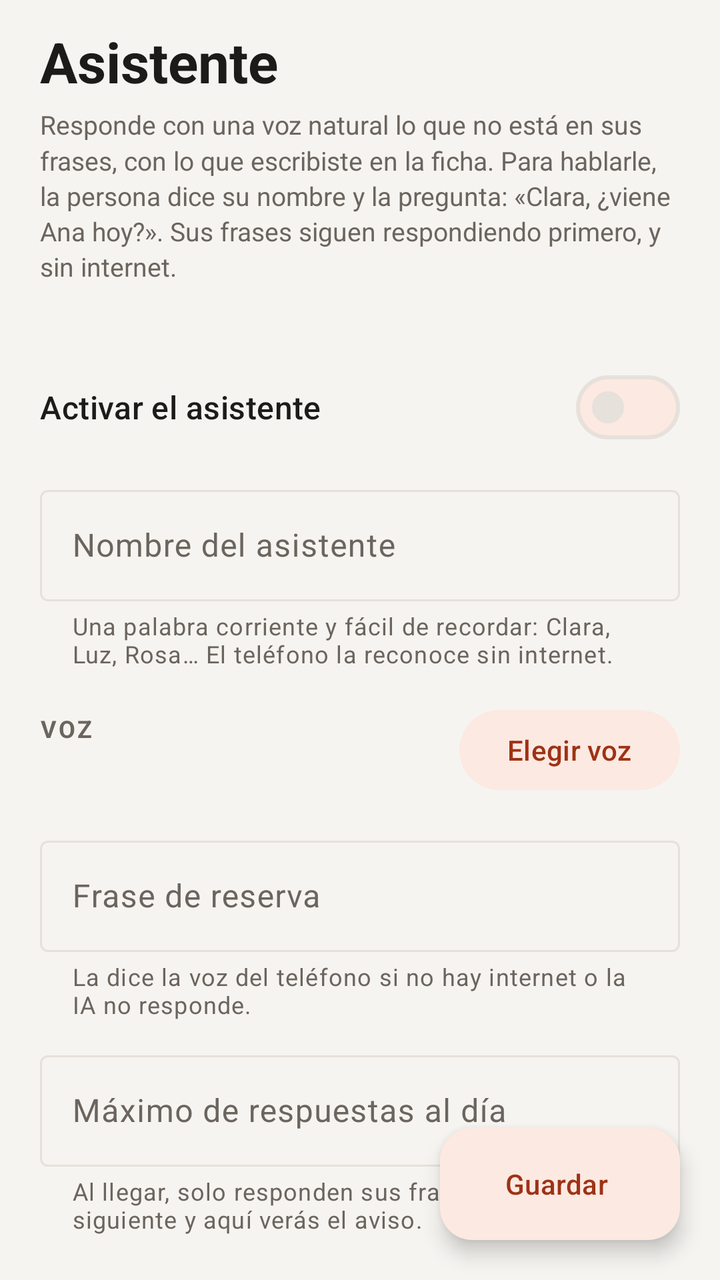
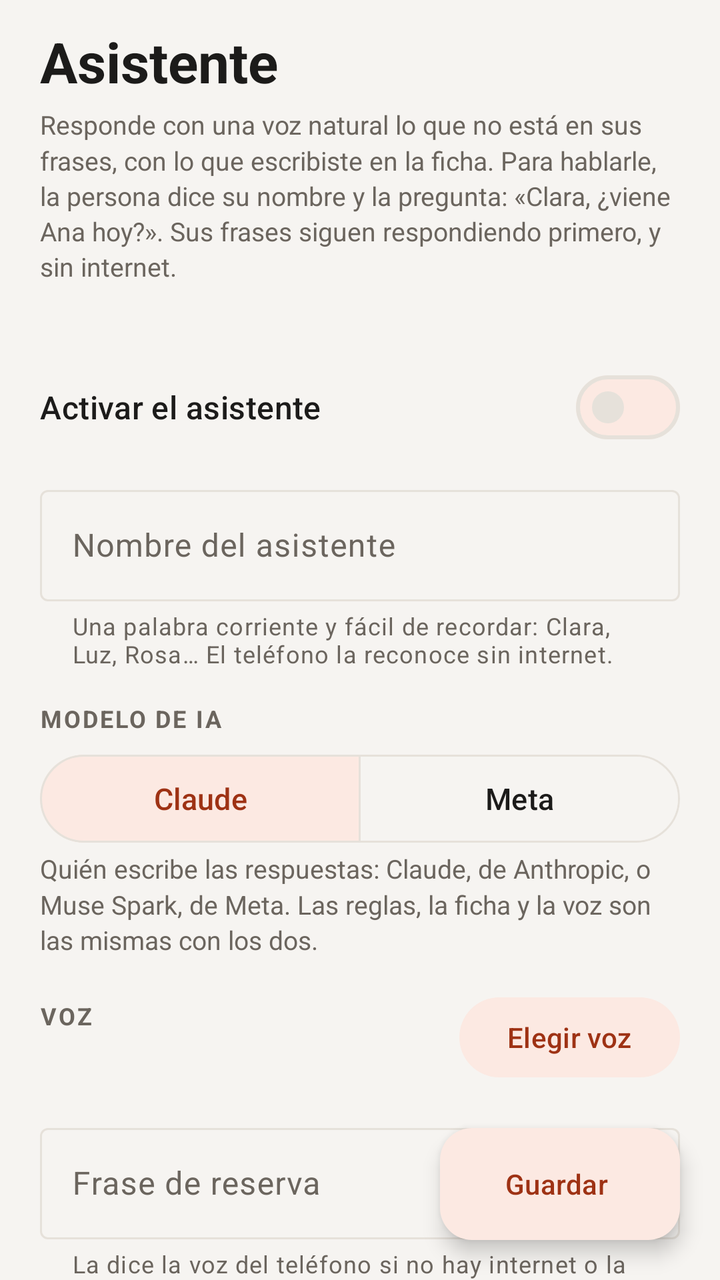

Before-and-after screenshots of an Android layout around one commit, followed by the original layout XML and the change that was made.
<!-- AndroidManifest.xml: application theme AppTheme -->
<!-- res/layout/activity_ai.xml -->
<?xml version="1.0" encoding="utf-8"?>
<androidx.coordinatorlayout.widget.CoordinatorLayout xmlns:android="http://schemas.android.com/apk/res/android"
    xmlns:app="http://schemas.android.com/apk/res-auto"
    android:layout_width="match_parent"
    android:layout_height="match_parent"
    android:background="@color/bg">

    <androidx.core.widget.NestedScrollView
        android:layout_width="match_parent"
        android:layout_height="match_parent"
        android:clipToPadding="false"
        android:paddingBottom="104dp">

        <LinearLayout
            android:layout_width="match_parent"
            android:layout_height="wrap_content"
            android:orientation="vertical"
            android:paddingStart="20dp"
            android:paddingTop="12dp"
            android:paddingEnd="20dp">

            <TextView
                android:id="@+id/ai_title"
                android:layout_width="match_parent"
                android:layout_height="wrap_content"
                android:text="@string/asistente"
                android:textAppearance="?attr/textAppearanceHeadlineMedium"
                android:textColor="?attr/colorOnSurface"
                android:textStyle="bold" />

            <TextView
                style="@style/Hint"
                android:layout_marginTop="4dp"
                android:text="@string/ai_responde_con_una_voz_natural" />

            <TextView
                android:id="@+id/ai_status"
                style="@style/Hint"
                android:layout_marginTop="8dp"
                android:textStyle="bold" />

            <com.google.android.material.materialswitch.MaterialSwitch
                android:id="@+id/ai_on"
                android:layout_width="match_parent"
                android:layout_height="wrap_content"
                android:layout_marginTop="12dp"
                android:minHeight="48dp"
                android:text="@string/activar_el_asistente"
                android:textAppearance="?attr/textAppearanceTitleMedium"
                android:textColor="?attr/colorOnSurface" />

            <com.google.android.material.textfield.TextInputLayout
                style="@style/Widget.Material3.TextInputLayout.OutlinedBox"
                android:layout_width="match_parent"
                android:layout_height="wrap_content"
                android:layout_marginTop="12dp"
                android:hint="@string/nombre_del_asistente"
                app:helperText="@string/ai_una_palabra_corriente_y_facil"
                app:helperTextEnabled="true">

                <com.google.android.material.textfield.TextInputEditText
                    android:id="@+id/ai_name"
                    android:layout_width="match_parent"
                    android:layout_height="wrap_content"
                    android:inputType="textPersonName|textCapWords"
                    android:maxLength="30" />
            </com.google.android.material.textfield.TextInputLayout>

            <LinearLayout
                android:layout_width="match_parent"
                android:layout_height="wrap_content"
                android:layout_marginTop="16dp"
                android:gravity="center_vertical"
                android:orientation="horizontal">

                <LinearLayout
                    android:layout_width="0dp"
                    android:layout_height="wrap_content"
                    android:layout_weight="1"
                    android:orientation="vertical">

                    <TextView
                        style="@style/Label"
                        android:text="@string/voz" />

                    <TextView
                        android:id="@+id/ai_voice_name"
                        android:layout_width="match_parent"
                        android:layout_height="wrap_content"
                        android:textAppearance="?attr/textAppearanceBodyLarge"
                        android:textColor="?attr/colorOnSurface" />
                </LinearLayout>

                <com.google.android.material.button.MaterialButton
                    android:id="@+id/ai_voice"
                    style="@style/Widget.Material3.Button.TonalButton"
                    android:layout_width="wrap_content"
                    android:layout_height="wrap_content"
                    android:text="@string/elegir_voz" />
            </LinearLayout>

            <com.google.android.material.textfield.TextInputLayout
                style="@style/Widget.Material3.TextInputLayout.OutlinedBox"
                android:layout_width="match_parent"
                android:layout_height="wrap_content"
                android:layout_marginTop="16dp"
                android:hint="@string/frase_de_reserva"
                app:helperText="@string/ai_la_dice_la_voz_del"
                app:helperTextEnabled="true">

                <com.google.android.material.textfield.TextInputEditText
                    android:id="@+id/ai_fallback"
                    android:layout_width="match_parent"
                    android:layout_height="wrap_content"
                    android:inputType="textCapSentences|textMultiLine"
                    android:maxLength="200" />
            </com.google.android.material.textfield.TextInputLayout>

            <com.google.android.material.textfield.TextInputLayout
                style="@style/Widget.Material3.TextInputLayout.OutlinedBox"
                android:layout_width="match_parent"
                android:layout_height="wrap_content"
                android:layout_marginTop="12dp"
                android:hint="@string/maximo_de_respuestas_al_dia"
                app:helperText="@string/ai_al_llegar_solo_responden_sus"
                app:helperTextEnabled="true">

                <com.google.android.material.textfield.TextInputEditText
                    android:id="@+id/ai_max"
                    android:layout_width="match_parent"
                    android:layout_height="wrap_content"
                    android:inputType="number"
                    android:maxLength="3" />
            </com.google.android.material.textfield.TextInputLayout>

            <com.google.android.material.materialswitch.MaterialSwitch
                android:id="@+id/ai_any"
                android:layout_width="match_parent"
                android:layout_height="wrap_content"
                android:layout_marginTop="16dp"
                android:minHeight="48dp"
                android:text="@string/ai_responder_a_cualquier_pregunta_experimental"
                android:textAppearance="?attr/textAppearanceTitleMedium"
                android:textColor="?attr/colorOnSurface" />

            <TextView
                style="@style/Hint"
                android:text="@string/ai_sin_que_diga_su_nombre" />

            <TextView
                style="@style/Hint"
                android:layout_marginTop="12dp"
                android:text="@string/ai_para_ver_que_responderia_escribe" />

            <TextView
                android:layout_width="match_parent"
                android:layout_height="wrap_content"
                android:layout_marginTop="28dp"
                android:text="@string/conversaciones_de_los_ultimos_7"
                android:textAppearance="?attr/textAppearanceTitleLarge"
                android:textColor="?attr/colorOnSurface"
                android:textStyle="bold" />

            <TextView
                style="@style/Hint"
                android:layout_marginTop="4dp"
                android:text="@string/ai_lo_que_se_oyo_y" />

            <TextView
                android:id="@+id/ai_talks_empty"
                style="@style/Hint"
                android:layout_marginTop="12dp"
                android:text="@string/todavia_no_hay_conversaciones" />

            <LinearLayout
                android:id="@+id/ai_talks"
                android:layout_width="match_parent"
                android:layout_height="wrap_content"
                android:layout_marginTop="8dp"
                android:orientation="vertical" />

            <com.google.android.material.button.MaterialButton
                android:id="@+id/ai_talks_delete"
                style="@style/Widget.Material3.Button.TextButton"
                android:layout_width="match_parent"
                android:layout_height="wrap_content"
                android:layout_marginTop="8dp"
                android:text="@string/borrar_las_conversaciones"
                android:textColor="@color/danger"
                android:visibility="gone" />
        </LinearLayout>
    </androidx.core.widget.NestedScrollView>

    <com.google.android.material.floatingactionbutton.ExtendedFloatingActionButton
        android:id="@+id/ai_save"
        android:layout_width="wrap_content"
        android:layout_height="wrap_content"
        android:layout_gravity="bottom|end"
        android:layout_margin="20dp"
        android:text="@string/guardar" />
</androidx.coordinatorlayout.widget.CoordinatorLayout>
<!-- resources referenced by this layout -->
<resources>
  <color name="bg">#F6F4F1</color>
  <color name="danger">#C62828</color>
  <string name="activar_el_asistente">Activar el asistente</string>
  <string name="ai_al_llegar_solo_responden_sus">Al llegar, solo responden sus frases hasta el día siguiente y aquí verás el aviso.</string>
  <string name="ai_la_dice_la_voz_del">La dice la voz del teléfono si no hay internet o la IA no responde.</string>
  <string name="ai_lo_que_se_oyo_y">Lo que se oyó y lo que respondió, como texto. Si no entendió bien la pregunta, verás aquí qué oyó. Se borran solas a los 7 días.</string>
  <string name="ai_para_ver_que_responderia_escribe">Para ver qué respondería, escribe una pregunta al final de la Ficha.</string>
  <string name="ai_responde_con_una_voz_natural">Responde con una voz natural lo que no está en sus frases, con lo que escribiste en la ficha. Para hablarle, la persona dice su nombre y la pregunta: «Clara, ¿viene Ana hoy?». Sus frases siguen respondiendo primero, y sin internet.</string>
  <string name="ai_responder_a_cualquier_pregunta_experimental">Responder a cualquier pregunta (experimental)</string>
  <string name="ai_sin_que_diga_su_nombre">Sin que diga su nombre. Puede contestarle a la televisión o a una visita, y gasta más respuestas.</string>
  <string name="ai_una_palabra_corriente_y_facil">Una palabra corriente y fácil de recordar: Clara, Luz, Rosa… El teléfono la reconoce sin internet.</string>
  <string name="asistente">Asistente</string>
  <string name="borrar_las_conversaciones">Borrar las conversaciones</string>
  <string name="conversaciones_de_los_ultimos_7">Conversaciones de los últimos 7 días</string>
  <string name="elegir_voz">Elegir voz</string>
  <string name="frase_de_reserva">Frase de reserva</string>
  <string name="guardar">Guardar</string>
  <string name="maximo_de_respuestas_al_dia">Máximo de respuestas al día</string>
  <string name="nombre_del_asistente">Nombre del asistente</string>
  <string name="todavia_no_hay_conversaciones">Todavía no hay conversaciones.</string>
  <string name="voz">VOZ</string>
  <style name="Hint">
          <item name="android:layout_width">match_parent</item>
          <item name="android:layout_height">wrap_content</item>
          <item name="android:textSize">13sp</item>
          <item name="android:textColor">@color/text_muted</item>
          <item name="android:lineSpacingMultiplier">1.15</item>
      </style>
  <style name="Label">
          <item name="android:layout_width">wrap_content</item>
          <item name="android:layout_height">wrap_content</item>
          <item name="android:textSize">12sp</item>
          <item name="android:textStyle">bold</item>
          <item name="android:letterSpacing">0.08</item>
          <item name="android:textColor">@color/text_muted</item>
      </style>
  <color name="text_muted">#6B655E</color>
  <color name="accent">#E0522A</color>
  <color name="on_accent">#FFFFFF</color>
  <color name="chip">#FCE9E2</color>
  <color name="accent_dark">#9E3214</color>
  <color name="card">#FFFFFF</color>
  <color name="text">#1C1B1A</color>
  <color name="stroke">#E6E1DA</color>
  <style name="SheetTheme" parent="ThemeOverlay.Material3.BottomSheetDialog">
          <item name="bottomSheetStyle">@style/SheetStyle</item>
          <item name="android:windowSoftInputMode">adjustResize</item>
      </style>
  <style name="SheetStyle" parent="Widget.Material3.BottomSheet.Modal">
          <item name="backgroundTint">@color/card</item>
      </style>
  <!-- unchanged entries left out for length: 1 -->
</resources>

<!-- the commit's change to res/layout/activity_ai.xml (unified diff, before → after) -->
@@ -65,6 +65,44 @@
                     android:inputType="textPersonName|textCapWords"
                     android:maxLength="30" />
             </com.google.android.material.textfield.TextInputLayout>
+
+            
+            <TextView
+                style="@style/Label"
+                android:layout_marginTop="16dp"
+                android:text="@string/modelo_de_ia" />
+
+            <com.google.android.material.button.MaterialButtonToggleGroup
+                android:id="@+id/ai_model"
+                android:layout_width="match_parent"
+                android:layout_height="wrap_content"
+                android:layout_marginTop="6dp"
+                app:checkedButton="@+id/ai_model_claude"
+                app:selectionRequired="true"
+                app:singleSelection="true">
+
+                <com.google.android.material.button.MaterialButton
+                    android:id="@+id/ai_model_claude"
+                    style="@style/Widget.Material3.Button.OutlinedButton"
+                    android:layout_width="0dp"
+                    android:layout_height="52dp"
+                    android:layout_weight="1"
+                    android:text="@string/ai_model_claude"
+                    android:textSize="15sp" />
+
+                <com.google.android.material.button.MaterialButton
+                    android:id="@+id/ai_model_meta"
+                    style="@style/Widget.Material3.Button.OutlinedButton"
+                    android:layout_width="0dp"
+                    android:layout_height="52dp"
+                    android:layout_weight="1"
+                    android:text="@string/ai_model_meta"
+                    android:textSize="15sp" />
+            </com.google.android.material.button.MaterialButtonToggleGroup>
+
+            <TextView
+                style="@style/Hint"
+                android:text="@string/ai_model_hint" />
 
             <LinearLayout
                 android:layout_width="match_parent"
<!-- resource entries referenced after the edit -->
@@ -6,6 +6,9 @@
   <string name="ai_al_llegar_solo_responden_sus">Al llegar, solo responden sus frases hasta el día siguiente y aquí verás el aviso.</string>
   <string name="ai_la_dice_la_voz_del">La dice la voz del teléfono si no hay internet o la IA no responde.</string>
   <string name="ai_lo_que_se_oyo_y">Lo que se oyó y lo que respondió, como texto. Si no entendió bien la pregunta, verás aquí qué oyó. Se borran solas a los 7 días.</string>
+  <string name="ai_model_claude">Claude</string>
+  <string name="ai_model_hint">Quién escribe las respuestas: Claude, de Anthropic, o Muse Spark, de Meta. Las reglas, la ficha y la voz son las mismas con los dos.</string>
+  <string name="ai_model_meta">Meta</string>
   <string name="ai_para_ver_que_responderia_escribe">Para ver qué respondería, escribe una pregunta al final de la Ficha.</string>
   <string name="ai_responde_con_una_voz_natural">Responde con una voz natural lo que no está en sus frases, con lo que escribiste en la ficha. Para hablarle, la persona dice su nombre y la pregunta: «Clara, ¿viene Ana hoy?». Sus frases siguen respondiendo primero, y sin internet.</string>
   <string name="ai_responder_a_cualquier_pregunta_experimental">Responder a cualquier pregunta (experimental)</string>
@@ -18,6 +21,7 @@
   <string name="frase_de_reserva">Frase de reserva</string>
   <string name="guardar">Guardar</string>
   <string name="maximo_de_respuestas_al_dia">Máximo de respuestas al día</string>
+  <string name="modelo_de_ia">MODELO DE IA</string>
   <string name="nombre_del_asistente">Nombre del asistente</string>
   <string name="todavia_no_hay_conversaciones">Todavía no hay conversaciones.</string>
   <string name="voz">VOZ</string>
